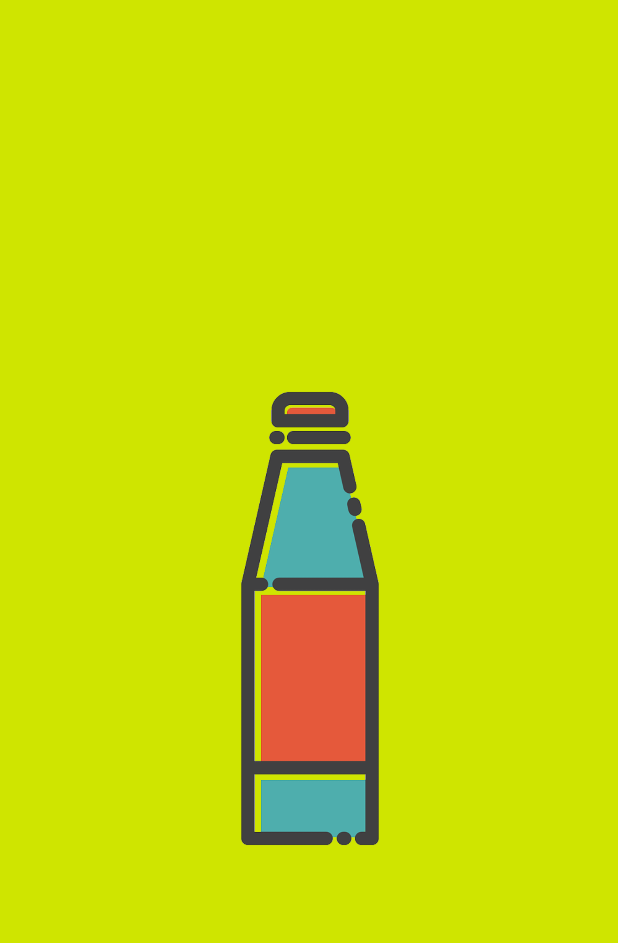
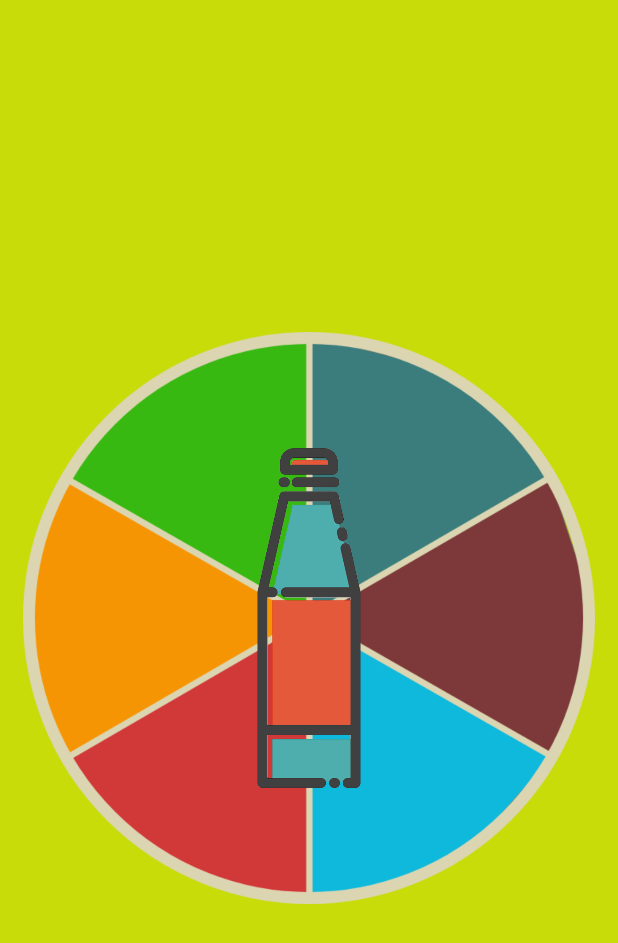
Before and after one commit to nirajwagh/truth_or_dare_android_app, an Android app: the screen it shows after launch (MainActivity), on a phone screen of 412 x 824 dp. Shown: the top 943 px of the screen. Run offline under Robolectric (Android 15) with nearby library versions, the phone set to English and light mode, and no system bars.

Commit message:
Background Circle added

```diff
--- a/app/build.gradle
+++ b/app/build.gradle
@@ -22,6 +22,7 @@ dependencies {
     implementation fileTree(dir: 'libs', include: ['*.jar'])
     implementation 'com.android.support:appcompat-v7:28.0.0'
     implementation 'com.android.support.constraint:constraint-layout:1.1.3'
+    implementation 'com.android.support:design:28.0.0'
     testImplementation 'junit:junit:4.12'
     androidTestImplementation 'com.android.support.test:runner:1.0.2'
     androidTestImplementation 'com.android.support.test.espresso:espresso-core:3.0.2'
--- a/app/src/main/res/layout-land/activity_main.xml
+++ b/app/src/main/res/layout-land/activity_main.xml
@@ -9,20 +9,26 @@
     tools:context=".MainActivity">
 
     <ImageView
-
-        android:id="@+id/bottle"
-        android:layout_width="429dp"
-        android:layout_height="583dp"
-        android:layout_marginStart="8dp"
-        android:layout_marginLeft="8dp"
-        android:layout_marginTop="8dp"
-        android:layout_marginEnd="8dp"
-        android:layout_marginRight="8dp"
-        android:layout_marginBottom="8dp"
-        app:layout_constraintBottom_toBottomOf="parent"
+        android:id="@+id/imageView3"
+        android:layout_width="0dp"
+        android:layout_height="0dp"
+        android:layout_margin="15dp"
+        app:layout_constraintBottom_toBottomOf="@+id/bottle"
         app:layout_constraintEnd_toEndOf="parent"
         app:layout_constraintStart_toStartOf="parent"
         app:layout_constraintTop_toTopOf="parent"
-        app:layout_constraintVertical_bias="0.64"
+        app:srcCompat="@drawable/circle6" />
+
+    <ImageView
+
+        android:id="@+id/bottle"
+        android:layout_width="0dp"
+        android:layout_height="0dp"
+        android:layout_margin="10dp"
+        app:layout_constraintBottom_toBottomOf="parent"
+        app:layout_constraintEnd_toEndOf="@+id/imageView3"
+        app:layout_constraintStart_toStartOf="parent"
+        app:layout_constraintTop_toTopOf="parent"
         app:srcCompat="@drawable/bottle" />
+
 </android.support.constraint.ConstraintLayout>
--- a/app/src/main/res/layout-sw600dp/activity_main.xml
+++ b/app/src/main/res/layout-sw600dp/activity_main.xml
@@ -9,16 +9,22 @@
     tools:context=".MainActivity">
 
     <ImageView
+        android:id="@+id/imageView2"
+        android:layout_width="0dp"
+        android:layout_height="0dp"
+        android:layout_margin="15dp"
+        app:layout_constraintBottom_toBottomOf="parent"
+        app:layout_constraintEnd_toEndOf="parent"
+        app:layout_constraintStart_toStartOf="parent"
+        app:layout_constraintTop_toTopOf="parent"
+        app:srcCompat="@drawable/circle6" />
+
+    <ImageView
 
         android:id="@+id/bottle"
-        android:layout_width="927dp"
-        android:layout_height="1144dp"
-        android:layout_marginStart="8dp"
-        android:layout_marginLeft="8dp"
-        android:layout_marginTop="8dp"
-        android:layout_marginEnd="8dp"
-        android:layout_marginRight="8dp"
-        android:layout_marginBottom="8dp"
+        android:layout_width="0dp"
+        android:layout_height="0dp"
+        android:layout_margin="15dp"
         app:layout_constraintBottom_toBottomOf="parent"
         app:layout_constraintEnd_toEndOf="parent"
         app:layout_constraintStart_toStartOf="parent"
--- a/app/src/main/res/layout/activity_main.xml
+++ b/app/src/main/res/layout/activity_main.xml
@@ -9,10 +9,21 @@
     tools:context=".MainActivity">
 
     <ImageView
+        android:id="@+id/imageView"
+        android:layout_width="0dp"
+        android:layout_height="0dp"
+        android:layout_margin="15dp"
+        app:layout_constraintBottom_toBottomOf="parent"
+        app:layout_constraintEnd_toEndOf="parent"
+        app:layout_constraintStart_toStartOf="parent"
+        app:layout_constraintTop_toTopOf="parent"
+        app:srcCompat="@drawable/circle6" />
+
+    <ImageView
 
         android:id="@+id/bottle"
-        android:layout_width="528dp"
-        android:layout_height="718dp"
+        android:layout_width="0dp"
+        android:layout_height="0dp"
         android:layout_marginStart="8dp"
         android:layout_marginLeft="8dp"
         android:layout_marginTop="8dp"
--- a/app/src/main/res/values/colors.xml
+++ b/app/src/main/res/values/colors.xml
@@ -1,7 +1,7 @@
 <?xml version="1.0" encoding="utf-8"?>
 <resources>
     <color name="colorPrimary">#008577</color>
-    <color name="colorPrimaryDark">#CFE500</color>
+    <color name="colorPrimaryDark">#232222</color>
     <color name="colorAccent">#D81B60</color>
-    <color name="background">#CFE500</color>
+    <color name="background">#C7DC08</color>
 </resources>
```
Also changed, not shown: app/src/main/res/drawable-v24/circle2.png (added), app/src/main/res/drawable-v24/circle3.png (added), app/src/main/res/drawable-v24/circle4.png (added), app/src/main/res/drawable-v24/circle5.png (added), app/src/main/res/drawable-v24/circle6.png (added), app/src/main/res/drawable/circle2.png (added), app/src/main/res/drawable/circle3.png (added), app/src/main/res/drawable/circle4.png (added), app/src/main/res/drawable/circle5.png (added), app/src/main/res/drawable/circle6.png (added).
